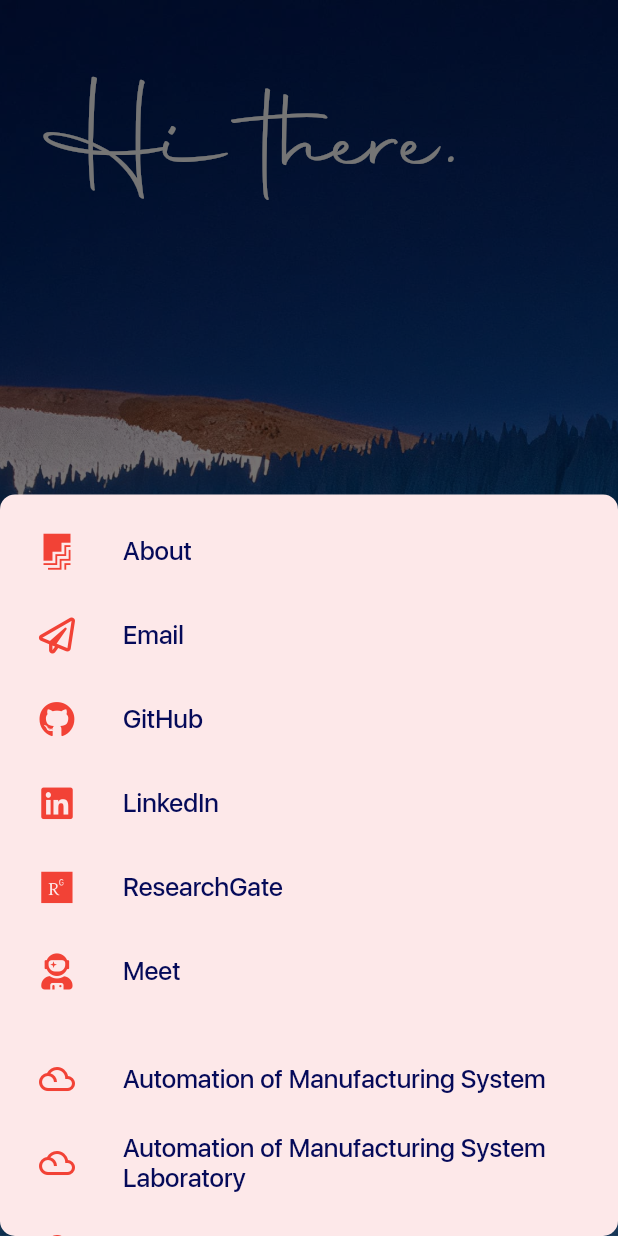
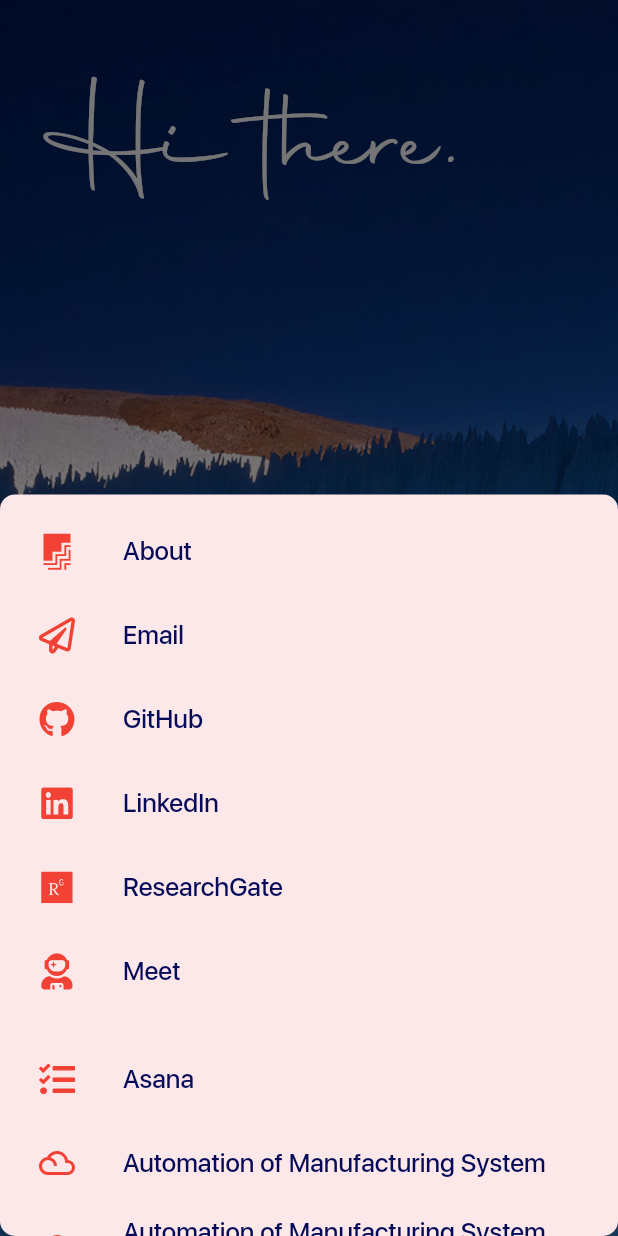
Before and after one commit to WenzelArifiandi/raven, a Flutter app: the screen it shows after launch, after a tap on "Explore", on a phone screen of 412 x 824 dp. Run offline on Flutter 3.47's test engine with Material 2 defaults, Android fonts, the phone set to English and light mode, and no system bars; our stand-ins replace font_awesome_flutter; missing offline and left inert: dart:html.

Commit message:
Asana integration

```diff
--- a/lib/input_page.dart
+++ b/lib/input_page.dart
@@ -45,6 +45,19 @@
   const url = 'mailto:hello@wenzelarifiandi.com';
   if (await canLaunch(url)) {
     await launch(url);
+  } else {
+    throw 'Could not launch $url';
+  }
+}
+
+Future<void> _asana() async {
+  const url = 'https://go.wenzelarifiandi.com/asana';
+  if (await canLaunch(url)) {
+    await launch(
+      url,
+      forceSafariVC: true,
+      forceWebView: true,
+    );
   } else {
     throw 'Could not launch $url';
   }
@@ -282,7 +295,7 @@
                       applicationIcon: Icon(FontAwesomeIcons.firstdraft,
                           color: buildIconColor()),
                       applicationName: 'The Raven Project',
-                      applicationVersion: 'Mountain View 3.6',
+                      applicationVersion: 'Mountain View 3.9',
                       applicationLegalese: '©2021 Wenzel Arifiandi',
                       aboutBoxChildren: <Widget>[
                         Padding(
@@ -388,6 +401,23 @@
                     ),
                   ),
                   Divider(color: Color(0x00000000)),
+                  Padding(
+                    padding: const EdgeInsets.fromLTRB(0, 0, 0, 0),
+                    child: ConstrainedBox(
+                      constraints: const BoxConstraints(maxHeight: 60),
+                      child: ListTile(
+                        leading: Icon(
+                          FontAwesomeIcons.tasks,
+                          color: buildIconColor(),
+                        ),
+                        title: Text(
+                          'Asana',
+                          style: kSubtitle1Black,
+                        ),
+                        onTap: _asana,
+                      ),
+                    ),
+                  ),
                   Padding(
                     padding: const EdgeInsets.fromLTRB(0, 0, 0, 0),
                     child: ConstrainedBox(
```
Also changed, not shown: 1 other file.
